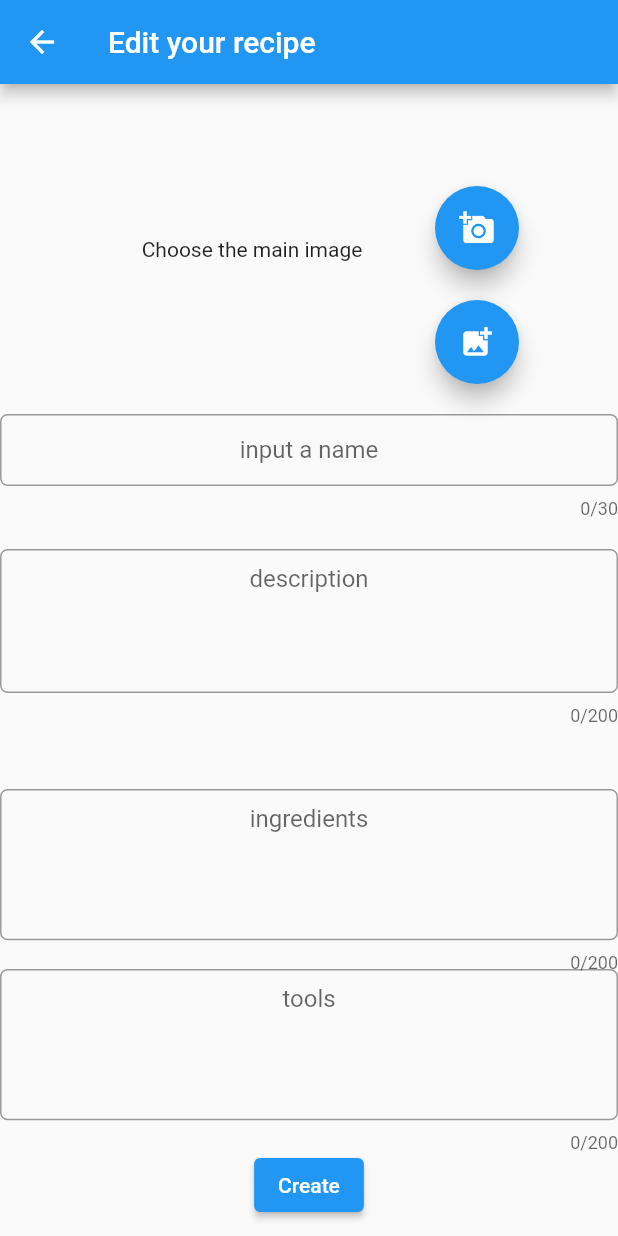
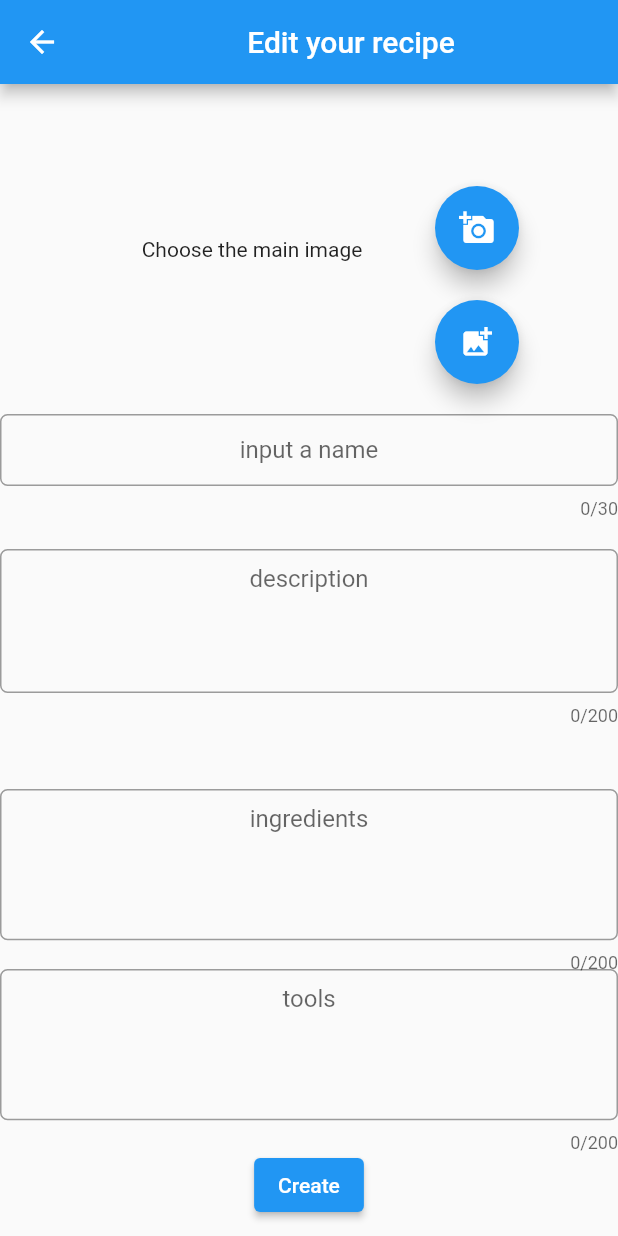
Before and after one commit to faical-allou/coalam_app, a Flutter app: the RecipeEditScreen screen opened directly with empty values, on a phone screen of 412 x 824 dp. Run offline on Flutter 3.47's test engine with Material 2 defaults, Android fonts, the phone set to English and light mode, and no system bars; our stand-ins replace carousel_slider, file_picker, flutter_datetime_picker, image_picker, url_launcher_web; missing offline and left inert: image_picker_for_web; network calls fail.

Commit message:
center the title

```diff
--- a/lib/screens/AccountEditScreen.dart
+++ b/lib/screens/AccountEditScreen.dart
@@ -86,7 +86,7 @@ class AccountEditScreenState extends State<AccountEditScreen> {
                   TextEditingController(text: initialTextChefDescription);
             }
             return Scaffold(
-              appBar: AppBar(title: CTransText('Edit your Account').textWidget()),
+              appBar: AppBar(title: Center(child:CTransText('Edit your Account').textWidget())),
               body: Container(
                   child: ListView(children: [
                 Padding(
--- a/lib/screens/HomeScreen.dart
+++ b/lib/screens/HomeScreen.dart
@@ -8,7 +8,7 @@ class HomeScreen extends StatelessWidget {
   @override
   Widget build(BuildContext context) {
     return Scaffold(
-      appBar: AppBar(title: CTransText('Hello Friend come in!').textWidget()),
+      appBar: AppBar(title: Center(child:CTransText('Hello Friend come in!').textWidget())),
       body: Container(
         alignment: Alignment.center,
         decoration: BoxDecoration(
--- a/lib/screens/RecipeDetailsScreen.dart
+++ b/lib/screens/RecipeDetailsScreen.dart
@@ -38,7 +38,7 @@ class RecipeDetailsScreenState extends State<RecipeDetailsScreen> {
           if (snapshot.hasData) {
             final chefId = snapshot.data!.chefId;
             return Scaffold(
-                appBar: AppBar(title: Text(snapshot.data!.name ?? '')),
+                appBar: AppBar(title: Center(child:Text(snapshot.data!.name ?? ''))),
                 body: Container(
                   child: ListView(
                     children: [
--- a/lib/screens/RecipeEditScreen.dart
+++ b/lib/screens/RecipeEditScreen.dart
@@ -101,7 +101,7 @@ class RecipeEditScreenState extends State<RecipeEditScreen> {
     chefId = widget.recipe!.chefId;
 
     return Scaffold(
-      appBar: AppBar(title: CTransText('Edit your recipe').textWidget()),
+      appBar: AppBar(title: Center(child:CTransText('Edit your recipe').textWidget())),
       body: Container(
           child: ListView(children: [
         Padding(
--- a/lib/screens/RecipesListScreen.dart
+++ b/lib/screens/RecipesListScreen.dart
@@ -16,7 +16,7 @@ class RecipesListScreen extends StatelessWidget {
         builder: (context, AsyncSnapshot<List<Recipe>> snapshot) {
           if (snapshot.hasData) {
             return Scaffold(
-                appBar: AppBar(title: CTransText('All the good stuff').textWidget()),
+                appBar: AppBar(title: Center(child:CTransText('All the good stuff').textWidget())),
                 body: Align(
                   child: ListView(
                     children: [
```
